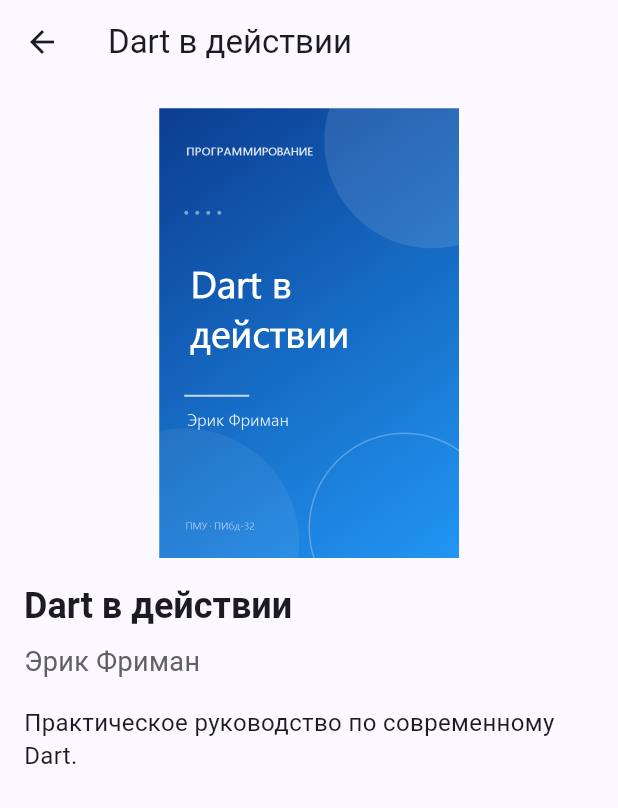
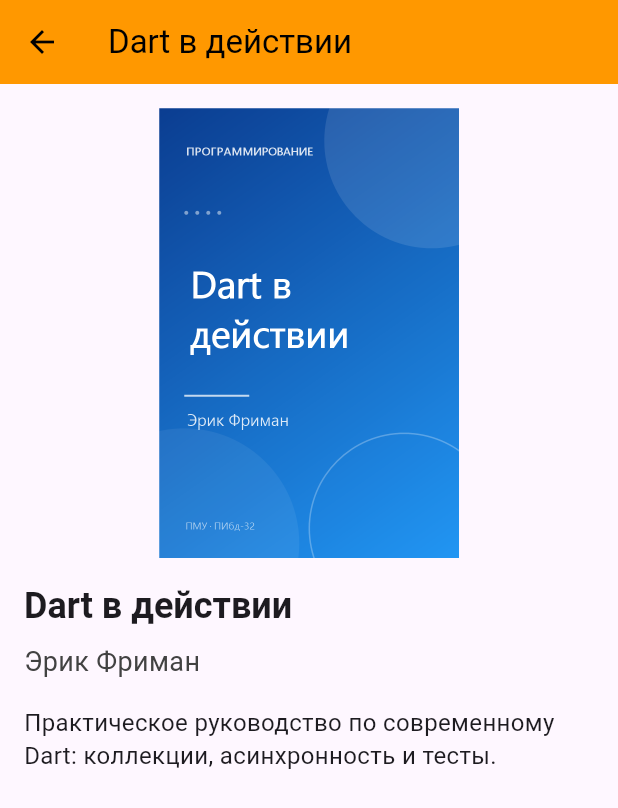
Before and after one commit to Troll1r/PMU, a Flutter app: the screen it shows after launch, after a tap on the "favorite outline" icon, after a tap on "Dart в действии", on a phone screen of 412 x 824 dp. Shown: the top 808 px of the screen. Run offline on Flutter 3.47's test engine with Material 3 defaults, Android fonts, the phone set to English and light mode, and no system bars.

Commit message:
refactor(lab4): video-style book cards with likes and details

```diff
--- a/lib/main.dart
+++ b/lib/main.dart
@@ -1,9 +1,12 @@
 // Лабораторная работа №4. Лайки, SnackBar и детали.
 //
-// Всё по-прежнему в одном файле:
-// - на карточке есть кнопка-сердечко;
-// - при нажатии показывается SnackBar;
-// - при нажатии на саму карточку открывается экран с деталями.
+// Стиль карточек — как в лекции: оранжевые карточки с книгой.
+// Добавлено:
+// - сердечко для лайка;
+// - SnackBar при нажатии;
+// - экран с деталями при нажатии на карточку.
+//
+// Всё в одном файле.
 
 import 'package:flutter/material.dart';
 
@@ -17,69 +20,65 @@ class MyApp extends StatelessWidget {
   @override
   Widget build(BuildContext context) {
     return MaterialApp(
-      title: 'ПМУ',
       debugShowCheckedModeBanner: false,
-      theme: ThemeData(colorSchemeSeed: Colors.indigo, useMaterial3: true),
-      home: const BooksPage(),
+      home: Scaffold(
+        appBar: AppBar(
+          backgroundColor: Colors.orange,
+          foregroundColor: Colors.black,
+          title: const Text('Flutter is gorgeous'),
+        ),
+        body: const MyWidget(),
+      ),
     );
   }
 }
 
-class Book {
-  const Book({
-    required this.title,
-    required this.author,
-    required this.image,
-    required this.description,
+class _CardData {
+  const _CardData(
+    this.title,
+    this.descriptionText, {
+    required this.imagePath,
+    required this.details,
   });
 
   final String title;
-  final String author;
-  final String image;
-  final String description;
+  final String descriptionText;
+  final String imagePath;
+  final String details;
 }
 
-const List<Book> books = <Book>[
-  Book(
-    title: 'Dart в действии',
-    author: 'Эрик Фриман',
-    image: 'assets/images/dart_in_action.png',
-    description: 'Практическое руководство по современному Dart.',
+class MyWidget extends StatefulWidget {
+  const MyWidget({super.key});
+
+  @override
+  State<MyWidget> createState() => _MyWidgetState();
+}
+
+class _MyWidgetState extends State<MyWidget> {
+  static const List<_CardData> _data = <_CardData>[
+    _CardData(
+      'Dart в действии',
+      'Эрик Фриман',
+      imagePath: 'assets/images/dart_in_action.png',
+      details:
+          'Практическое руководство по современному Dart: '
+          'коллекции, асинхронность и тесты.',
     ),
-  Book(
-    title: 'Чистый код',
-    author: 'Роберт Мартин',
-    image: 'assets/images/clean_code.png',
-    description: 'Как писать понятный и поддерживаемый код.',
+    _CardData(
+      'Чистый код',
+      'Роберт Мартин',
+      imagePath: 'assets/images/clean_code.png',
+      details:
+          'Принципы написания понятного, поддерживаемого и надёжного кода.',
     ),
-  Book(
-    title: 'Краткая история времени',
-    author: 'Стивен Хокинг',
-    image: 'assets/images/brief_history_of_time.png',
-    description: 'От Большого взрыва до чёрных дыр.',
-  ),
-  Book(
-    title: 'Властелин колец',
-    author: 'Дж. Р. Р. Толкин',
-    image: 'assets/images/lotr.png',
-    description: 'История о хоббитах, Кольце и Средиземье.',
-  ),
-  Book(
-    title: 'История России',
-    author: 'А. С. Орлов',
-    image: 'assets/images/russian_history.png',
-    description: 'Основные события и личности отечественной истории.',
+    _CardData(
+      'Властелин колец',
+      'Дж. Р. Р. Толкин',
+      imagePath: 'assets/images/lotr.png',
+      details: 'Эпическая история о хоббитах, Кольце Всевластия и Средиземье.',
     ),
   ];
 
-class BooksPage extends StatefulWidget {
-  const BooksPage({super.key});
-
-  @override
-  State<BooksPage> createState() => _BooksPageState();
-}
-
-class _BooksPageState extends State<BooksPage> {
   final Set<int> _liked = <int>{};
 
   void _toggleLike(int index) {
@@ -98,81 +97,90 @@ class _BooksPageState extends State<BooksPage> {
     );
   }
 
-  void _openDetails(Book book) {
+  void _openDetails(_CardData data) {
     Navigator.of(context).push(
       MaterialPageRoute<void>(
-        builder: (BuildContext context) => BookDetailsPage(book: book),
+        builder: (BuildContext context) => _BookDetailsPage(data: data),
       ),
     );
   }
 
   @override
   Widget build(BuildContext context) {
-    return Scaffold(
-      appBar: AppBar(
-        title: const Column(
-          crossAxisAlignment: CrossAxisAlignment.start,
-          mainAxisSize: MainAxisSize.min,
+    return SingleChildScrollView(
+      padding: const EdgeInsets.symmetric(vertical: 8),
+      child: Column(
+        crossAxisAlignment: CrossAxisAlignment.stretch,
         children: <Widget>[
-            Text('Книжная полка'),
-            Text(
-              'Кирюшин А.П. ПИбд-32',
-              style: TextStyle(fontSize: 12, fontWeight: FontWeight.w400),
+          for (var i = 0; i < _data.length; i++)
+            _Card(
+              data: _data[i],
+              isLiked: _liked.contains(i),
+              onLike: () => _toggleLike(i),
+              onTap: () => _openDetails(_data[i]),
             ),
         ],
       ),
-        backgroundColor: Theme.of(context).colorScheme.inversePrimary,
-      ),
-      body: ListView.builder(
-        padding: const EdgeInsets.all(16),
-        itemCount: books.length,
-        itemBuilder: (BuildContext context, int index) {
-          final book = books[index];
-          final isLiked = _liked.contains(index);
+    );
+  }
+}
 
+class _Card extends StatelessWidget {
+  const _Card({
+    required this.data,
+    required this.isLiked,
+    required this.onLike,
+    required this.onTap,
+  });
+
+  final _CardData data;
+  final bool isLiked;
+  final VoidCallback onLike;
+  final VoidCallback onTap;
+
+  @override
+  Widget build(BuildContext context) {
     return Card(
-            margin: const EdgeInsets.only(bottom: 12),
+      color: Colors.orange,
+      elevation: 0,
+      margin: const EdgeInsets.symmetric(horizontal: 16, vertical: 10),
+      shape: RoundedRectangleBorder(borderRadius: BorderRadius.circular(12)),
       clipBehavior: Clip.antiAlias,
       child: InkWell(
-              onTap: () => _openDetails(book),
+        onTap: onTap,
+        child: Padding(
+          padding: const EdgeInsets.all(12),
           child: Row(
             crossAxisAlignment: CrossAxisAlignment.start,
             children: <Widget>[
-                  Image.asset(
-                    book.image,
-                    width: 100,
-                    height: 150,
+              ClipRRect(
+                borderRadius: BorderRadius.circular(8),
+                child: Image.asset(
+                  data.imagePath,
+                  width: 70,
+                  height: 70,
                   fit: BoxFit.cover,
                 ),
+              ),
+              const SizedBox(width: 12),
               Expanded(
-                    child: Padding(
-                      padding: const EdgeInsets.all(12),
                 child: Column(
                   crossAxisAlignment: CrossAxisAlignment.start,
                   children: <Widget>[
                     Text(
-                            book.title,
-                            style: Theme.of(context).textTheme.titleMedium
-                                ?.copyWith(fontWeight: FontWeight.bold),
+                      data.title,
+                      style: const TextStyle(fontSize: 24, color: Colors.black),
                     ),
-                          const SizedBox(height: 4),
                     Text(
-                            book.author,
-                            style: TextStyle(color: Colors.grey[700]),
-                          ),
-                          const SizedBox(height: 8),
-                          Text(
-                            book.description,
-                            maxLines: 3,
-                            overflow: TextOverflow.ellipsis,
+                      data.descriptionText,
+                      style: const TextStyle(fontSize: 14, color: Colors.black),
                     ),
                   ],
                 ),
               ),
-                  ),
               IconButton(
                 tooltip: isLiked ? 'Убрать лайк' : 'Поставить лайк',
-                    onPressed: () => _toggleLike(index),
+                onPressed: onLike,
                 icon: Icon(
                   isLiked ? Icons.favorite : Icons.favorite_border,
                   color: Colors.red,
@@ -181,42 +189,41 @@ class _BooksPageState extends State<BooksPage> {
             ],
           ),
         ),
-          );
-        },
       ),
     );
   }
 }
 
-class BookDetailsPage extends StatelessWidget {
-  const BookDetailsPage({super.key, required this.book});
+class _BookDetailsPage extends StatelessWidget {
+  const _BookDetailsPage({required this.data});
 
-  final Book book;
+  final _CardData data;
 
   @override
   Widget build(BuildContext context) {
     return Scaffold(
-      appBar: AppBar(title: Text(book.title)),
+      appBar: AppBar(
+        backgroundColor: Colors.orange,
+        foregroundColor: Colors.black,
+        title: Text(data.title),
+      ),
       body: ListView(
         padding: const EdgeInsets.all(16),
         children: <Widget>[
-          Image.asset(book.image, height: 300, fit: BoxFit.contain),
+          Image.asset(data.imagePath, height: 300, fit: BoxFit.contain),
           const SizedBox(height: 16),
           Text(
-            book.title,
+            data.title,
             style: Theme.of(context).textTheme.headlineSmall
                 ?.copyWith(fontWeight: FontWeight.bold),
           ),
           const SizedBox(height: 8),
           Text(
-            book.author,
-            style: TextStyle(fontSize: 18, color: Colors.grey[700]),
+            data.descriptionText,
+            style: TextStyle(fontSize: 18, color: Colors.grey[800]),
           ),
           const SizedBox(height: 16),
-          Text(
-            book.description,
-            style: const TextStyle(fontSize: 16, height: 1.4),
-          ),
+          Text(data.details, style: const TextStyle(fontSize: 16, height: 1.4)),
         ],
       ),
     );
```
Also changed, not shown: assets/images/brief_history_of_time.png (deleted), assets/images/russian_history.png (deleted), 2 other files. Lines whose indentation alone changed are shown as unchanged.
